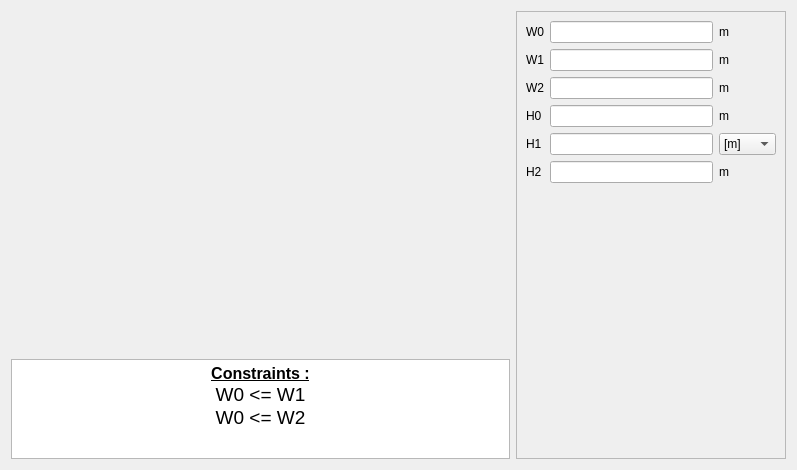
Above: pyleecan/GUI/Dialog/DMachineSetup/SWSlot/PWSlot21/PWSlot21.ui from Eomys/pyleecan before the change. Below: the same form after it.
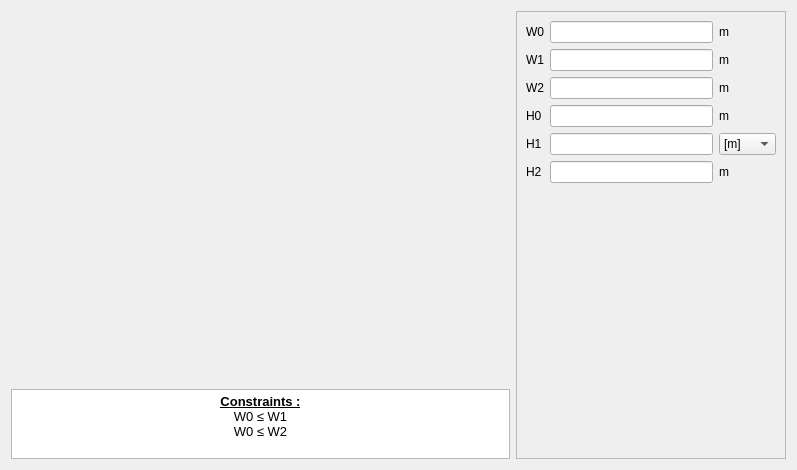
That is the form after the change. Icons and pictures are not drawn. Custom widgets are drawn as their Qt base class.

Commit message: [NF] update QTextEdit font when generating GUI + better display math symbols

```diff
--- a/pyleecan/GUI/Dialog/DMachineSetup/SWSlot/PWSlot21/PWSlot21.ui
+++ b/pyleecan/GUI/Dialog/DMachineSetup/SWSlot/PWSlot21/PWSlot21.ui
@@ -67,7 +67,7 @@
        <property name="maximumSize">
         <size>
          <width>16777215</width>
-         <height>100</height>
+         <height>70</height>
         </size>
        </property>
        <property name="verticalScrollBarPolicy">
@@ -78,9 +78,9 @@
 &lt;html&gt;&lt;head&gt;&lt;meta name=&quot;qrichtext&quot; content=&quot;1&quot; /&gt;&lt;style type=&quot;text/css&quot;&gt;
 p, li { white-space: pre-wrap; }
 &lt;/style&gt;&lt;/head&gt;&lt;body style=&quot; font-family:'MS Shell Dlg 2'; font-size:7.8pt; font-weight:400; font-style:normal;&quot;&gt;
-&lt;p align=&quot;center&quot; style=&quot; margin-top:0px; margin-bottom:0px; margin-left:0px; margin-right:0px; -qt-block-indent:0; text-indent:0px;&quot;&gt;&lt;span style=&quot; font-size:12pt; font-weight:600; text-decoration: underline;&quot;&gt;Constraints :&lt;/span&gt;&lt;/p&gt;
-&lt;p align=&quot;center&quot; style=&quot; margin-top:0px; margin-bottom:0px; margin-left:0px; margin-right:0px; -qt-block-indent:0; text-indent:0px;&quot;&gt;&lt;span style=&quot; font-size:14pt;&quot;&gt;W0 &amp;lt;= W1&lt;/span&gt;&lt;/p&gt;
-&lt;p align=&quot;center&quot; style=&quot; margin-top:0px; margin-bottom:0px; margin-left:0px; margin-right:0px; -qt-block-indent:0; text-indent:0px;&quot;&gt;&lt;span style=&quot; font-size:14pt;&quot;&gt;W0 &amp;lt;= W2&lt;/span&gt;&lt;/p&gt;&lt;/body&gt;&lt;/html&gt;</string>
+&lt;p align=&quot;center&quot; style=&quot; margin-top:0px; margin-bottom:0px; margin-left:0px; margin-right:0px; -qt-block-indent:0; text-indent:0px;&quot;&gt;&lt;span style=&quot; font-size:10pt; font-weight:600; text-decoration: underline;&quot;&gt;Constraints :&lt;/span&gt;&lt;/p&gt;
+&lt;p align=&quot;center&quot; style=&quot; margin-top:0px; margin-bottom:0px; margin-left:0px; margin-right:0px; -qt-block-indent:0; text-indent:0px;&quot;&gt;&lt;span style=&quot; font-size:10pt;&quot;&gt;W0 ≤ W1&lt;/span&gt;&lt;/p&gt;
+&lt;p align=&quot;center&quot; style=&quot; margin-top:0px; margin-bottom:0px; margin-left:0px; margin-right:0px; -qt-block-indent:0; text-indent:0px;&quot;&gt;&lt;span style=&quot; font-size:10pt;&quot;&gt;W0 ≤ W2&lt;/span&gt;&lt;/p&gt;&lt;/body&gt;&lt;/html&gt;</string>
        </property>
        <property name="textInteractionFlags">
         <set>Qt::TextSelectableByKeyboard|Qt::TextSelectableByMouse</set>
```
The commit also changes 66 other files.
